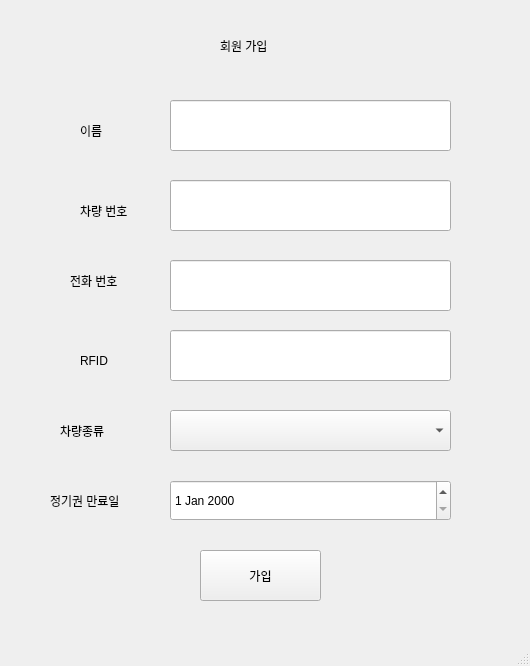
Above: client/main/SignUserInfo.ui from addinedu-ros-8th/iot-repo-2 before the change. Below: the same form after it.
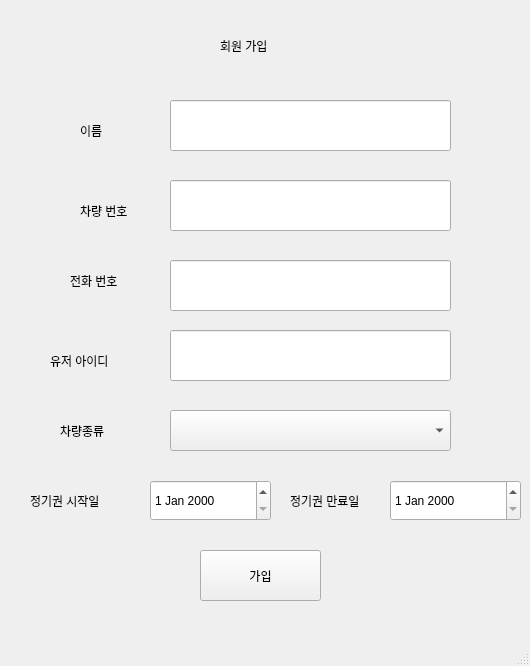
That is the form after the change.

```diff
--- a/client/main/SignUserInfo.ui
+++ b/client/main/SignUserInfo.ui
@@ -92,20 +92,20 @@
    <widget class="QLabel" name="label_7">
     <property name="geometry">
      <rect>
-      <x>80</x>
+      <x>50</x>
       <y>340</y>
       <width>101</width>
       <height>41</height>
      </rect>
     </property>
     <property name="text">
-     <string>RFID</string>
+     <string>유저 아이디</string>
     </property>
    </widget>
    <widget class="QLabel" name="label_8">
     <property name="geometry">
      <rect>
-      <x>50</x>
+      <x>290</x>
       <y>480</y>
       <width>101</width>
       <height>41</height>
@@ -171,9 +171,32 @@
    <widget class="QDateEdit" name="EditEnd">
     <property name="geometry">
      <rect>
-      <x>170</x>
+      <x>390</x>
       <y>480</y>
-      <width>281</width>
+      <width>131</width>
+      <height>41</height>
+     </rect>
+    </property>
+   </widget>
+   <widget class="QLabel" name="label_12">
+    <property name="geometry">
+     <rect>
+      <x>30</x>
+      <y>480</y>
+      <width>101</width>
+      <height>41</height>
+     </rect>
+    </property>
+    <property name="text">
+     <string>정기권 시작일</string>
+    </property>
+   </widget>
+   <widget class="QDateEdit" name="EditStart">
+    <property name="geometry">
+     <rect>
+      <x>150</x>
+      <y>480</y>
+      <width>121</width>
       <height>41</height>
      </rect>
     </property>
```
Left out of the diff: 2 changed lines with no effect on the pictures.
